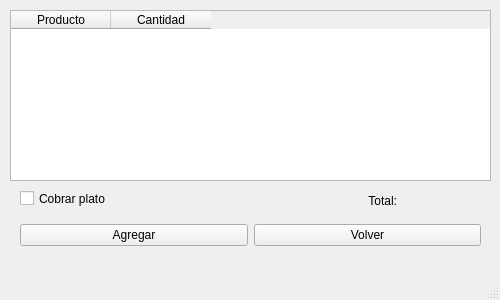
This is gui/pantalla_pedido.ui in mcorreaiz/yoya-rep as Qt 5 draws it before an edit. The edited form follows.
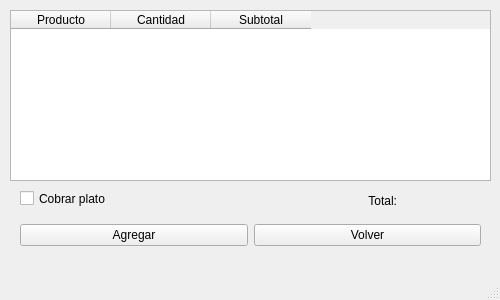
This is the edited form.

Commit message: Pedidos halfway

What changed in the file:
```diff
--- a/gui/pantalla_pedido.ui
+++ b/gui/pantalla_pedido.ui
@@ -106,6 +106,9 @@
     <property name="sortingEnabled">
      <bool>true</bool>
     </property>
+    <attribute name="horizontalHeaderStretchLastSection">
+     <bool>false</bool>
+    </attribute>
     <attribute name="verticalHeaderVisible">
      <bool>false</bool>
     </attribute>
@@ -119,6 +122,11 @@
       <string>Cantidad</string>
      </property>
     </column>
+    <column>
+     <property name="text">
+      <string>Subtotal</string>
+     </property>
+    </column>
    </widget>
   </widget>
   <widget class="QMenuBar" name="menubar">
```
Left out of the diff: 8 changed lines with no effect on the pictures. The commit also changes 3 other files.
